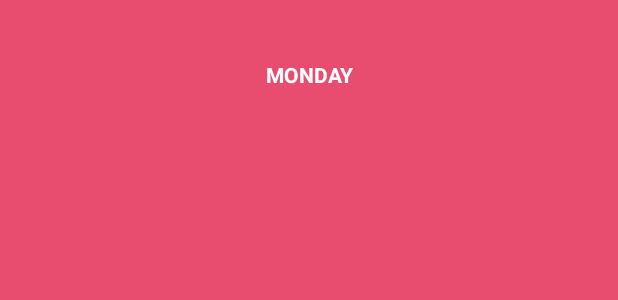
After one commit to HassanSyedt/Aurora_old, an Android app: the layout activity_home.xml on its own in the app's theme, with its tools: preview values and no code run, on a phone screen of 412 x 824 dp. The commit adds this screen. Shown: the top 300 px of the screen. Run offline under Robolectric (Android 15) with nearby library versions, the phone set to English and light mode, and no system bars.

Commit message:
Added the home activity

```diff
--- a/app/src/main/java/amaranth/aurora/MainFragment.java
+++ b/app/src/main/java/amaranth/aurora/MainFragment.java
@@ -50,9 +50,6 @@ public class MainFragment extends android.support.v4.app.Fragment {
         if (state.isOpened()) {
             //this is where i assume you handle logging into q=w
             Log.i(TAG,"Logged in...");
-
-
-
 
 
 
--- /dev/null
+++ b/app/src/main/res/layout/activity_home.xml
@@ -0,0 +1,22 @@
+<?xml version="1.0" encoding="utf-8"?>
+<LinearLayout xmlns:android="http://schemas.android.com/apk/res/android"
+    android:orientation="vertical"
+    android:layout_width="match_parent"
+    android:layout_height="match_parent"
+    android:background="#ffe84c6f"
+    android:id="@+id/test_frag"
+    android:weightSum="1">
+
+    <TextView
+        android:layout_width="wrap_content"
+        android:layout_height="wrap_content"
+        android:text="MONDAY"
+        android:textColor="#ffffffff"
+        android:id="@+id/text1"
+        android:layout_weight="0.05"
+        android:gravity="bottom|center_horizontal"
+        android:textStyle="bold"
+        android:layout_gravity="center_horizontal" />
+
+
+</LinearLayout>
```
Also changed, not shown: app/src/main/res/layout/activity_test.xml (deleted, +0 -36 lines), app/src/main/res/layout/drawer_list_item.xml (deleted, +0 -11 lines), app/src/main/res/layout/test_frag.xml (deleted, +0 -16 lines).
